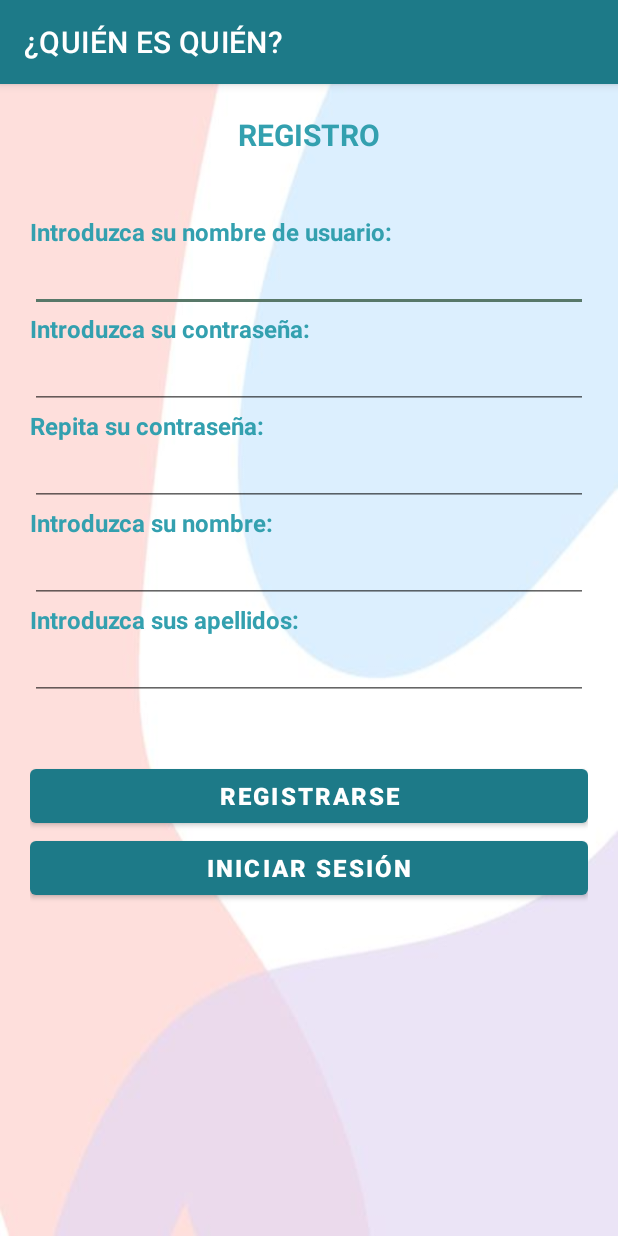
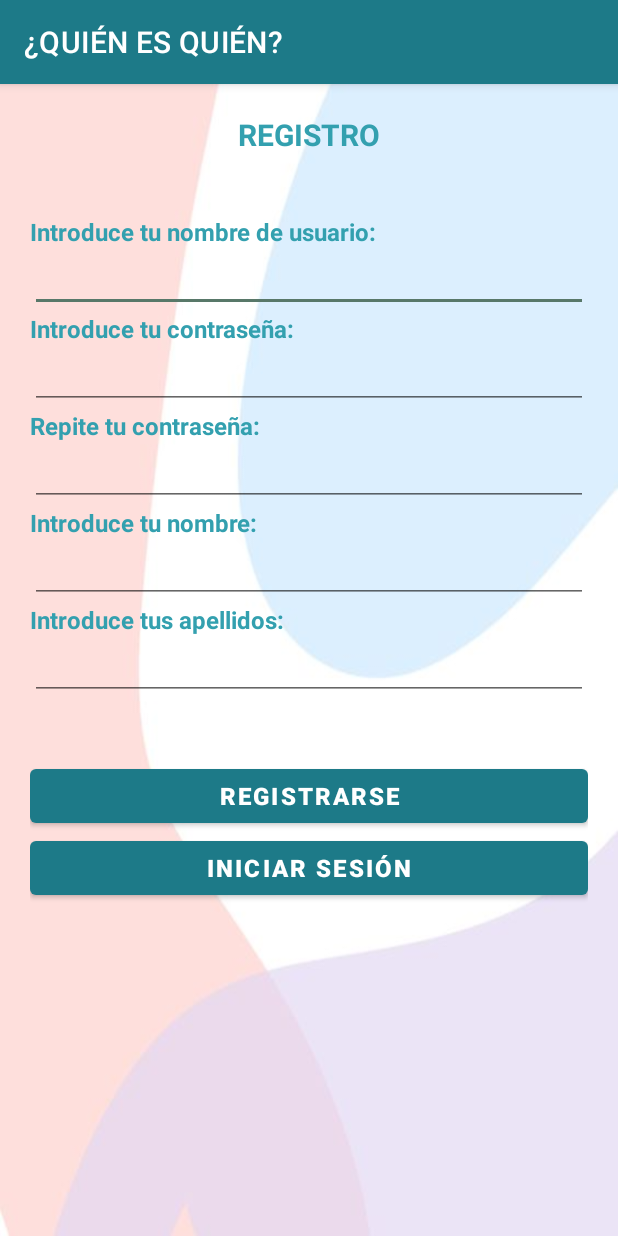
Before and after one commit to jonmigurki/DAS_QuienEsQuien_JonAlba, an Android app: the Registro screen opened directly, with no data from a screen before it, on a phone screen of 412 x 824 dp. Run offline under Robolectric (Android 15) with nearby library versions, the phone set to English and light mode, and no system bars; our stand-ins replace Firebase (no records; nobody signed in at launch, a user with empty details on screens opened directly), Volley; Roboto replaces fonts that are not available here; 1 statement that could not run was skipped.

Commit message:
Algunos textos cambiados de usted a tú.

```diff
--- a/app/src/main/java/com/example/das_quienesquien_jonalba/MenuPrincipal.java
+++ b/app/src/main/java/com/example/das_quienesquien_jonalba/MenuPrincipal.java
@@ -81,7 +81,7 @@ public class MenuPrincipal extends AppCompatActivity {
                     // Creamos el AlertDialog con las opciones disponibles
                     AlertDialog.Builder alert = new AlertDialog.Builder(MenuPrincipal.this);
                     alert
-                            .setTitle("Escoja una de las siguientes categorías:")
+                            .setTitle("Escoge una de las siguientes categorías:")
                             .setSingleChoiceItems(listaCategorias, -1, new DialogInterface.OnClickListener() {
                         @Override
                         public void onClick(DialogInterface dialog, int i) {
--- a/app/src/main/java/com/example/das_quienesquien_jonalba/Registro.java
+++ b/app/src/main/java/com/example/das_quienesquien_jonalba/Registro.java
@@ -122,7 +122,7 @@ public class Registro extends AppCompatActivity {
                     if (response.equals("success")) {
                         // Abrimos la pantalla de login
 
-                        Toast.makeText(Registro.this, "REGISTRO COMPLETO", Toast.LENGTH_LONG).show();
+                        Toast.makeText(Registro.this, "Resgistro completo.", Toast.LENGTH_LONG).show();
 
                         //Intent intent = new Intent (view.getContext(), Login.class);
                         //startActivityForResult(intent, 0);
--- a/app/src/main/res/layout/activity_gestion_salas.xml
+++ b/app/src/main/res/layout/activity_gestion_salas.xml
@@ -14,7 +14,7 @@
         android:layout_marginTop="10dp"
         android:layout_marginBottom="10dp"
         android:background="#94FFF2EB"
-        android:text="Seleccione una sala"
+        android:text="Selecciona una sala"
         android:textAlignment="center"
         android:textColor="#DD8131"
         android:textSize="24sp"
--- a/app/src/main/res/layout/activity_registro.xml
+++ b/app/src/main/res/layout/activity_registro.xml
@@ -26,7 +26,7 @@
             android:id="@+id/textViewNombreUsu"
             android:layout_width="match_parent"
             android:layout_height="wrap_content"
-            android:text="Introduzca su nombre de usuario:" />
+            android:text="Introduce tu nombre de usuario:" />
 
         <EditText
             android:id="@+id/editTextNombreUsuario"
@@ -39,7 +39,7 @@
             android:id="@+id/textViewContra1"
             android:layout_width="match_parent"
             android:layout_height="wrap_content"
-            android:text="Introduzca su contraseña:" />
+            android:text="Introduce tu contraseña:" />
 
         <EditText
             android:id="@+id/editTextContrasena"
@@ -52,7 +52,7 @@
             android:id="@+id/textViewContra2"
             android:layout_width="match_parent"
             android:layout_height="wrap_content"
-            android:text="Repita su contraseña:" />
+            android:text="Repite tu contraseña:" />
 
         <EditText
             android:id="@+id/editTextContrasena2"
@@ -65,7 +65,7 @@
             android:id="@+id/textViewNombre2"
             android:layout_width="match_parent"
             android:layout_height="wrap_content"
-            android:text="Introduzca su nombre:" />
+            android:text="Introduce tu nombre:" />
 
         <EditText
             android:id="@+id/editTextNombreReal"
@@ -78,7 +78,7 @@
             android:id="@+id/textViewApellidos"
             android:layout_width="match_parent"
             android:layout_height="wrap_content"
-            android:text="Introduzca sus apellidos:" />
+            android:text="Introduce tus apellidos:" />
 
         <EditText
             android:id="@+id/editTextApellidos"
```
